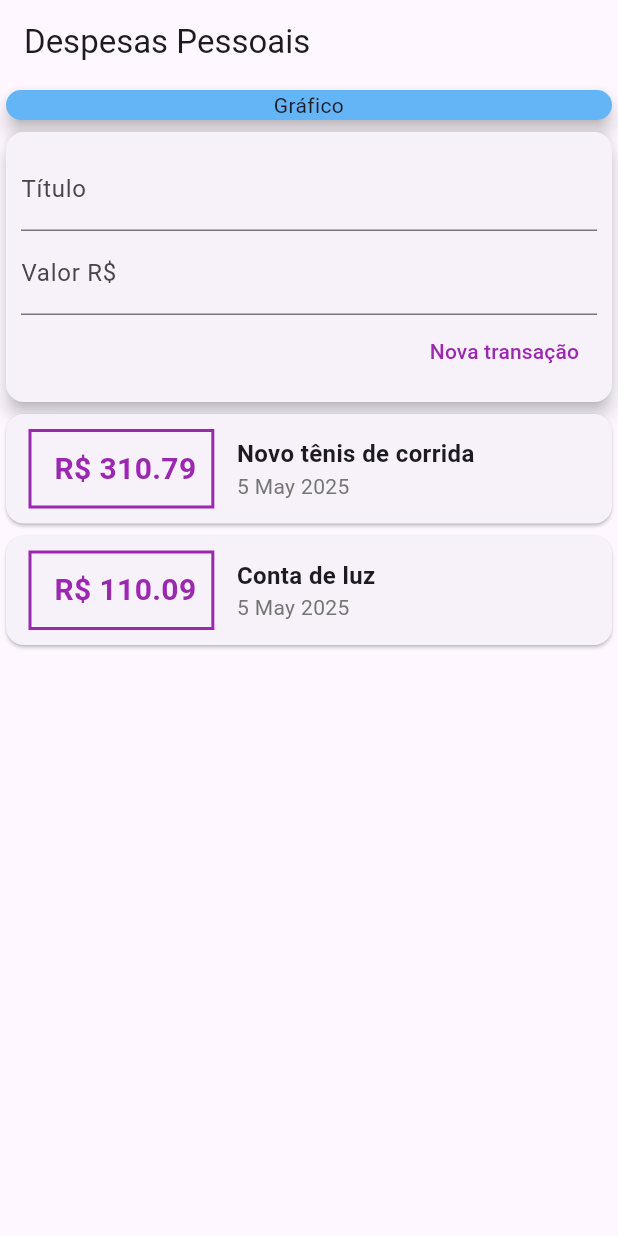
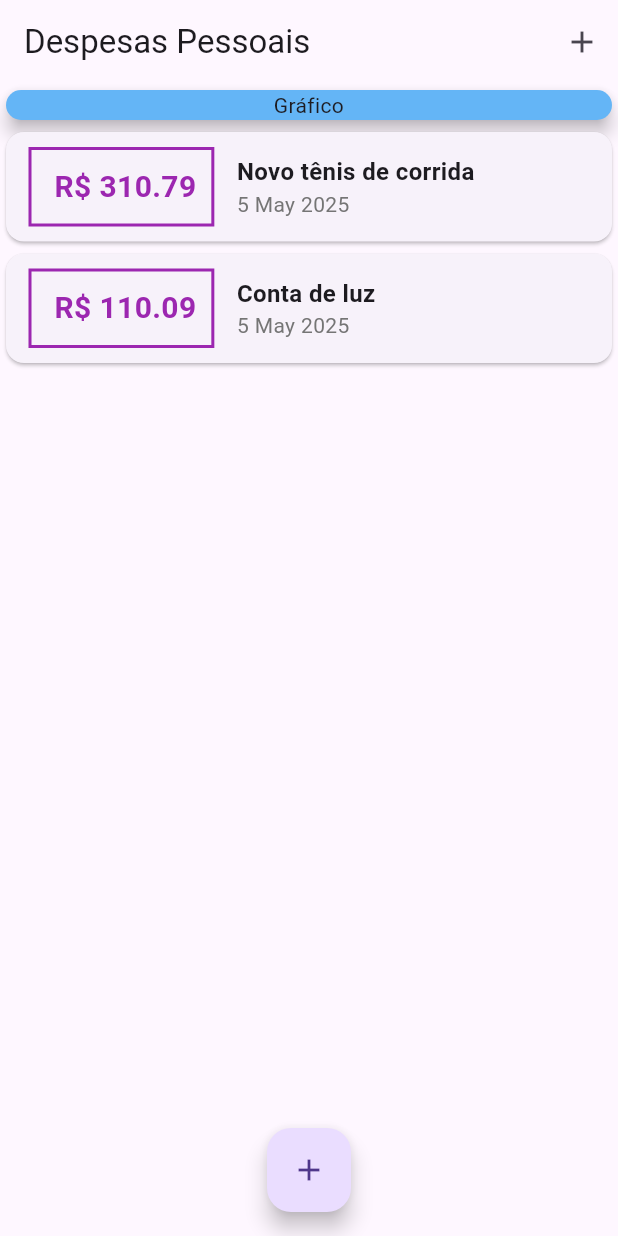
Before and after one commit to dm-moro/FlutterExpenses, a Flutter app: the screen it shows after launch, on a phone screen of 412 x 824 dp. Run offline on Flutter 3.47's test engine with Material 3 defaults, Android fonts, the phone set to English and light mode, and no system bars.

Commit message:
refactor: add modal and remove TransactionUser

```diff
--- a/lib/components/transaction_list.dart
+++ b/lib/components/transaction_list.dart
@@ -13,9 +13,10 @@ class TransactionList extends StatelessWidget {
   Widget build(BuildContext context) {
     return  Container(
       height: 300,
-      child: SingleChildScrollView(
-        child: Column(
-                children: transactions.map((tr) {
+      child: ListView.builder(
+        itemCount: transactions.length,
+        itemBuilder: (ctx, index) {
+          final tr = transactions[index];
             return Card(
               child: Row(
                 children: [
@@ -61,8 +62,7 @@ class TransactionList extends StatelessWidget {
                 ],
               ),
             );
-                }).toList(),
-              ),
+          },
         ),
       );
     }
--- a/lib/components/transaction_user.dart
+++ /dev/null
@@ -1,43 +0,0 @@
-import 'dart:math';
-
-import 'package:flutter/material.dart';
-import 'transaction_form.dart';
-import 'transaction_list.dart';
-import '../models/transaction.dart';
-
-class TransactionUser extends StatefulWidget {
-
-  @override
-  State<TransactionUser> createState() => _TransactionUserStateState();
-}
-
-class _TransactionUserStateState extends State<TransactionUser> {
-
-    final _transactions = [
-    Transaction(id: 't1', title: 'Novo tênis de corrida', value: 310.79, date: DateTime.now()),
-    Transaction(id: 't2', title: 'Conta de luz', value: 110.09, date: DateTime.now()),
-  ];
-
-  _addTransaction(String title, double value) {
-    final newTransaction = Transaction(
-      id: Random().nextDouble().toString(),
-      title: title,
-      value: value,
-      date: DateTime.now(),
-    );
-
-    setState(() {
-      _transactions.add(newTransaction);
-    });
-  }
-
-  @override
-  Widget build(BuildContext context) {
-    return Column(
-      children: [
-        TransactionForm(_addTransaction),
-        TransactionList(_transactions),
-      ],
-    );
-  }
-}
--- a/lib/main.dart
+++ b/lib/main.dart
@@ -1,6 +1,8 @@
+import 'package:expenses/components/transaction_form.dart';
 import 'package:expenses/models/transaction.dart';
 import 'package:flutter/material.dart';
-import '../components/transaction_user.dart';
+import './components/transaction_list.dart';
+import 'dart:math';
 
 main() => runApp(ExpensesApp());
 
@@ -13,12 +15,49 @@ class ExpensesApp extends StatelessWidget {
   }
 }
 
-class MyHomePage extends StatelessWidget {
+class MyHomePage extends StatefulWidget {
+
+  @override
+  State<MyHomePage> createState() => _MyHomePageState();
+}
+
+class _MyHomePageState extends State<MyHomePage> {
+
+  final _transactions = [
+    Transaction(id: 't1', title: 'Novo tênis de corrida', value: 310.79, date: DateTime.now()),
+    Transaction(id: 't2', title: 'Conta de luz', value: 110.09, date: DateTime.now()),
+  ];
+
+    _addTransaction(String title, double value) {
+    final newTransaction = Transaction(
+      id: Random().nextDouble().toString(),
+      title: title,
+      value: value,
+      date: DateTime.now(),
+    );
+
+    setState(() {
+      _transactions.add(newTransaction);
+    });
+  }
+
+  _openTransactionFormModal(BuildContext context) {
+    showModalBottomSheet(
+      context: context,
+      builder: (ctx) {
+        return TransactionForm(_addTransaction);
+      });
+  }
 
   @override
   Widget build(BuildContext context) {
     return Scaffold(
       appBar: AppBar(title: Text("Despesas Pessoais"),
+      actions: [
+        IconButton(
+          onPressed: () => _openTransactionFormModal(context),
+          icon: Icon(Icons.add)),
+        ],
       ),
       body: SingleChildScrollView(
         child: Column(
@@ -33,10 +72,15 @@ class MyHomePage extends StatelessWidget {
                 textAlign: TextAlign.center),
               ),
             ),
-            TransactionUser(),
+            TransactionList(_transactions),
           ],
         ),
       ),
+      floatingActionButton: FloatingActionButton(
+        child: Icon(Icons.add),
+          onPressed: () => _openTransactionFormModal(context),
+      ),
+      floatingActionButtonLocation: FloatingActionButtonLocation.centerFloat,
     );
   }
 }
```
Also changed, not shown: lib/components/transaction_form.dart (+25 -9 lines). Lines whose indentation alone changed are shown as unchanged.
